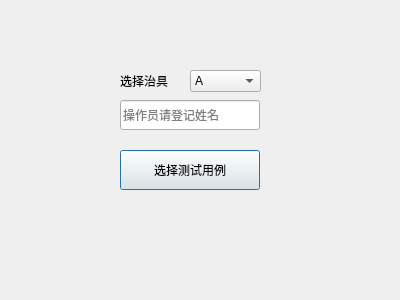
This is LoginDlg.ui in YinMiya0203/FactoryAutomaticKit as Qt 5 draws it before an edit. The edited form follows.
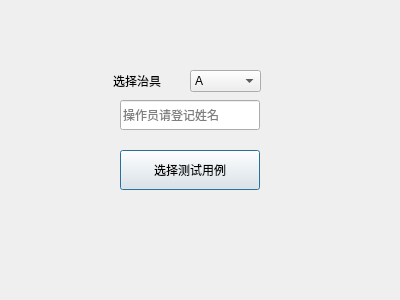
This is the edited form. Icons and pictures are not drawn.

Patch:
```diff
--- a/LoginDlg.ui
+++ b/LoginDlg.ui
@@ -84,9 +84,9 @@
   <widget class="QLabel" name="label">
    <property name="geometry">
     <rect>
-     <x>120</x>
+     <x>113</x>
      <y>70</y>
-     <width>54</width>
+     <width>61</width>
      <height>21</height>
     </rect>
    </property>
```
